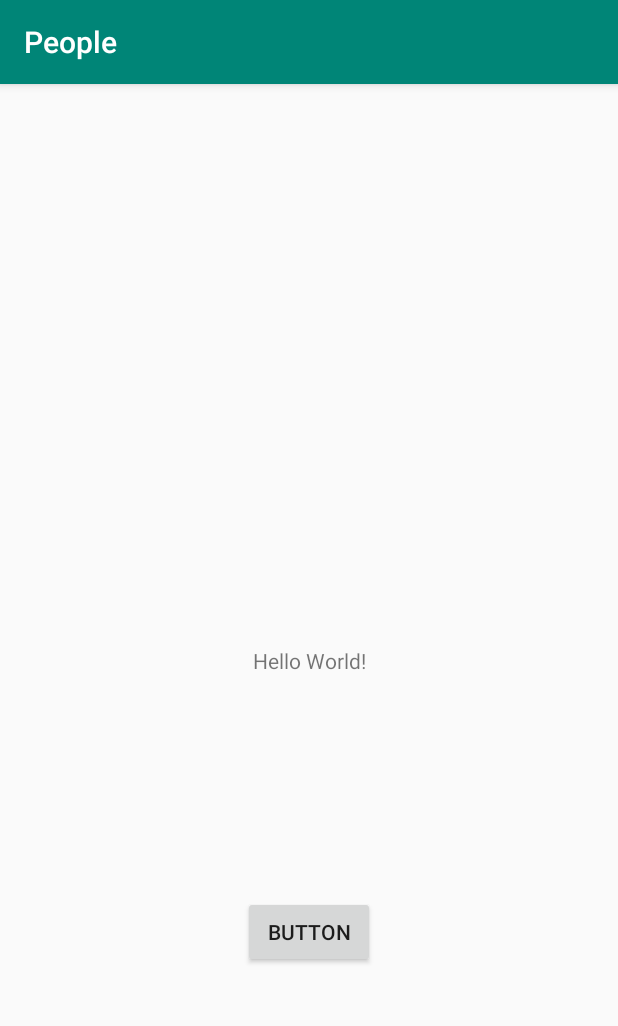
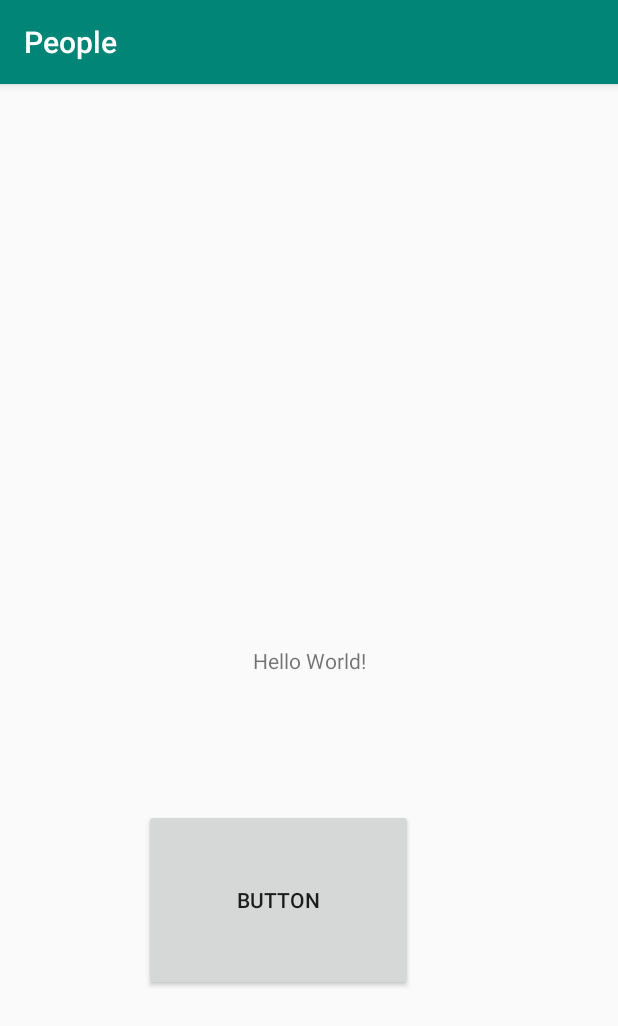
Before and after one commit to umoticdeveloper/People, an Android app: the screen it shows after launch (MainActivity), on a phone screen of 412 x 824 dp. Shown: the top 1026 px of the screen. Run offline under Robolectric (Android 15) with nearby library versions, the phone set to English and light mode, and no system bars.

Commit message:
Initial Commit

```diff
--- a/app/src/main/res/layout/activity_main.xml
+++ b/app/src/main/res/layout/activity_main.xml
@@ -18,8 +18,8 @@
 
     <Button
         android:id="@+id/button"
-        android:layout_width="wrap_content"
-        android:layout_height="wrap_content"
+        android:layout_width="179dp"
+        android:layout_height="121dp"
         android:layout_marginStart="161dp"
         android:layout_marginTop="138dp"
         android:layout_marginEnd="162dp"
@@ -27,7 +27,9 @@
         android:text="Button"
         app:layout_constraintBottom_toBottomOf="parent"
         app:layout_constraintEnd_toEndOf="parent"
+        app:layout_constraintHorizontal_bias="0.725"
         app:layout_constraintStart_toStartOf="parent"
-        app:layout_constraintTop_toBottomOf="@+id/textView" />
+        app:layout_constraintTop_toBottomOf="@+id/textView"
+        app:layout_constraintVertical_bias="0.89" />
 
 </androidx.constraintlayout.widget.ConstraintLayout>
```
